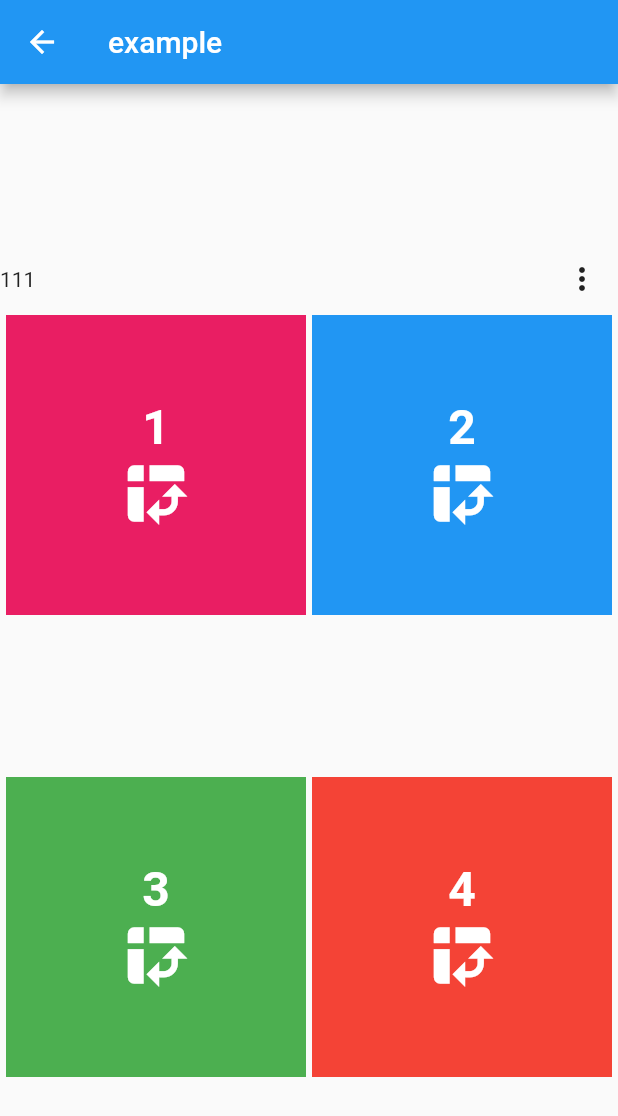
After one commit to kritsanaraka/flutter_application_1, a Flutter app: the Example screen opened directly, on a phone screen of 412 x 824 dp. The commit adds this screen. Shown: the top 1116 px of the screen. Run offline on Flutter 3.47's test engine with Material 2 defaults, Android fonts, the phone set to English and light mode, and no system bars.

Commit message:
เสร็จะtest

```diff
--- /dev/null
+++ b/lib/screen/example_screen.dart
@@ -0,0 +1,156 @@
+import 'package:flutter/material.dart';
+
+class Example extends StatefulWidget {
+  Example({Key key}) : super(key: key);
+
+  @override
+  _ExampleState createState() => _ExampleState();
+}
+
+class _ExampleState extends State<Example> {
+  @override
+  Widget build(BuildContext context) {
+    return Container(
+      child: Scaffold(
+          appBar: AppBar(
+            title: Text(
+              "example",
+            ),
+          ),
+          body: Center(
+            child: Column(
+              mainAxisAlignment: MainAxisAlignment.spaceEvenly,
+              children: [
+                Container(
+                  height: 250,
+                  child: Column(
+                    children: [
+                      Container(
+                        child: Row(
+                          mainAxisAlignment: MainAxisAlignment.spaceBetween,
+                          children: [
+                            Text("111"),
+                            PopupMenuButton(
+                              itemBuilder: (BuildContext context) {
+                                return [
+                                  PopupMenuItem(
+                                    child: Text("Wifi"),
+                                  ),
+                                  PopupMenuItem(
+                                    child: Text("Bluetooth"),
+                                  )
+                                ];
+                              },
+                            )
+                          ],
+                        ),
+                      ),
+                      Container(
+                        child: Row(
+                          mainAxisAlignment: MainAxisAlignment.spaceEvenly,
+                          children: [
+                            Container(
+                                width: 200,
+                                height: 200,
+                                color: Colors.pink,
+                                child: Column(
+                                  crossAxisAlignment: CrossAxisAlignment.center,
+                                  mainAxisAlignment:MainAxisAlignment.center,
+                                  children: [
+                                    Text("1",
+                                        style: TextStyle(
+                                            color: Colors.white,
+                                            fontWeight: FontWeight.bold,
+                                            fontSize: 32.0)),
+                                    Icon(
+                                      Icons.pivot_table_chart,
+                                      color: Colors.white,
+                                      size:50,
+                                    )
+                                  ],
+                                )),
+                            Container(
+                                width: 200,
+                                height: 200,
+                                color: Colors.blue,
+                                child: Column(
+                                  crossAxisAlignment: CrossAxisAlignment.center,
+                                  mainAxisAlignment:MainAxisAlignment.center,
+                                  children: [
+                                    Text("2",
+                                        style: TextStyle(
+                                            color: Colors.white,
+                                            fontWeight: FontWeight.bold,
+                                            fontSize: 32.0)),
+                                    Icon(
+                                      Icons.pivot_table_chart,
+                                      color: Colors.white,
+                                      size:50,
+                                    )
+                                  ],
+                                )),
+                          ],
+                        ),
+                      ),
+                    ],
+                  ),
+                ),
+                Container(
+                  child: Column(
+                    children: [
+                      Container(
+                        child: Row(
+                          mainAxisAlignment: MainAxisAlignment.spaceEvenly,
+                          children: [
+                            Container(
+                                width: 200,
+                                height: 200,
+                                color: Colors.green,
+                                child: Column(
+                                  crossAxisAlignment: CrossAxisAlignment.center,
+                                  mainAxisAlignment:MainAxisAlignment.center,
+                                  children: [
+                                    Text("3",
+                                        style: TextStyle(
+                                            color: Colors.white,
+                                            fontWeight: FontWeight.bold,
+                                            fontSize: 32.0)),
+                                    Icon(
+                                      Icons.pivot_table_chart,
+                                      color: Colors.white,
+                                      size:50,
+                                    )
+                                  ],
+                                )),
+                            Container(
+                                width: 200,
+                                height: 200,
+                                color: Colors.red,
+                                child: Column(
+                                  crossAxisAlignment: CrossAxisAlignment.center,
+                                  mainAxisAlignment:MainAxisAlignment.center,
+                                  children: [
+                                    Text("4",
+                                        style: TextStyle(
+                                            color: Colors.white,
+                                            fontWeight: FontWeight.bold,
+                                            fontSize: 32.0)),
+                                    Icon(
+                                      Icons.pivot_table_chart,
+                                      color: Colors.white,
+                                      size:50,
+                                    )
+                                  ],
+                                )),
+                          ],
+                        ),
+                      ),
+                    ],
+                  ),
+                ),
+              ],
+            ),
+          )),
+    );
+  }
+}
```
Also changed, not shown: lib/screen/form_screen.dart (added, +41 -0 lines), lib/screen/home_screen.dart (+42 -19 lines), lib/screen/list_view_screen.dart (added, +94 -0 lines).
